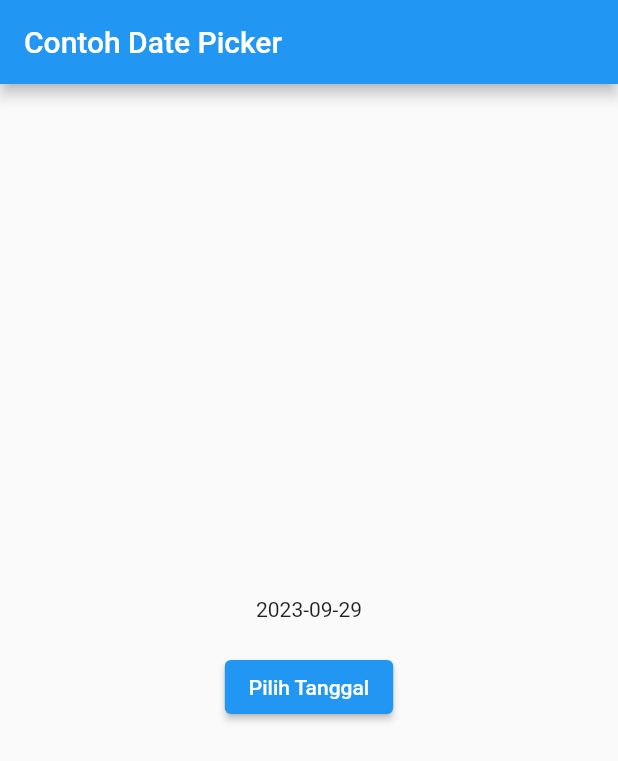
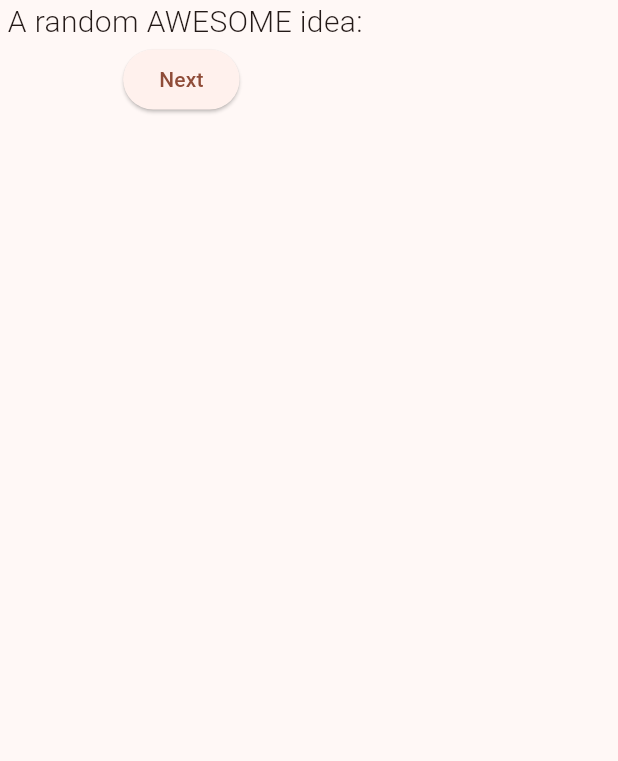
Before and after one commit to BagusRezky/2141720210-mobile-2023, a Flutter app: the screen it shows after launch, on a phone screen of 412 x 824 dp. Shown: the top 761 px of the screen. Run offline on Flutter 3.47's test engine with Material 2 defaults, Android fonts, the phone set to English and light mode, and no system bars.

Commit message:
[ADD] Namer App

```diff
--- a/week_5/lib/main.dart
+++ b/week_5/lib/main.dart
@@ -1,5 +1,5 @@
 import 'package:flutter/material.dart';
-import 'package:week_5/basic_widgets/date_widgets.dart';
+import 'package:week_5/tugas_praktikum/namer_app.dart';
 
 void main() => runApp(const MyApp());
 
@@ -7,9 +7,20 @@ class MyApp extends StatelessWidget {
   const MyApp({super.key});
   @override
   Widget build(BuildContext context) {
-    return const MaterialApp(
+    return MaterialApp(
+      title: 'Namer App',
+      theme: ThemeData(
+        useMaterial3: true,
+        colorScheme: ColorScheme.fromSeed(seedColor: Colors.deepOrange),
+      ),
       debugShowCheckedModeBanner: false,
-      home: Date(),
+      home: const NamerApp(),
     );
   }
 }
+
+class MyAppState extends ChangeNotifier {
+  var current = WordPair.random();
+
+  static get WordPair => null;
+}
--- /dev/null
+++ b/week_5/lib/tugas_praktikum/namer_app.dart
@@ -0,0 +1,28 @@
+import 'package:flutter/material.dart';
+
+class NamerApp extends StatelessWidget {
+  const NamerApp({super.key});
+
+  @override
+  Widget build(BuildContext context) {
+    return Scaffold(
+      body: Column(
+        children: [
+          const Text(
+            ' A random AWESOME idea:',
+            style: TextStyle(
+              fontSize: 20,
+              fontWeight: FontWeight.w300,
+            ),
+          ),
+          ElevatedButton(
+            onPressed: () {
+              print('button pressed !');
+            },
+            child: const Text('Next'),
+          ),
+        ],
+      ),
+    );
+  }
+}
```
